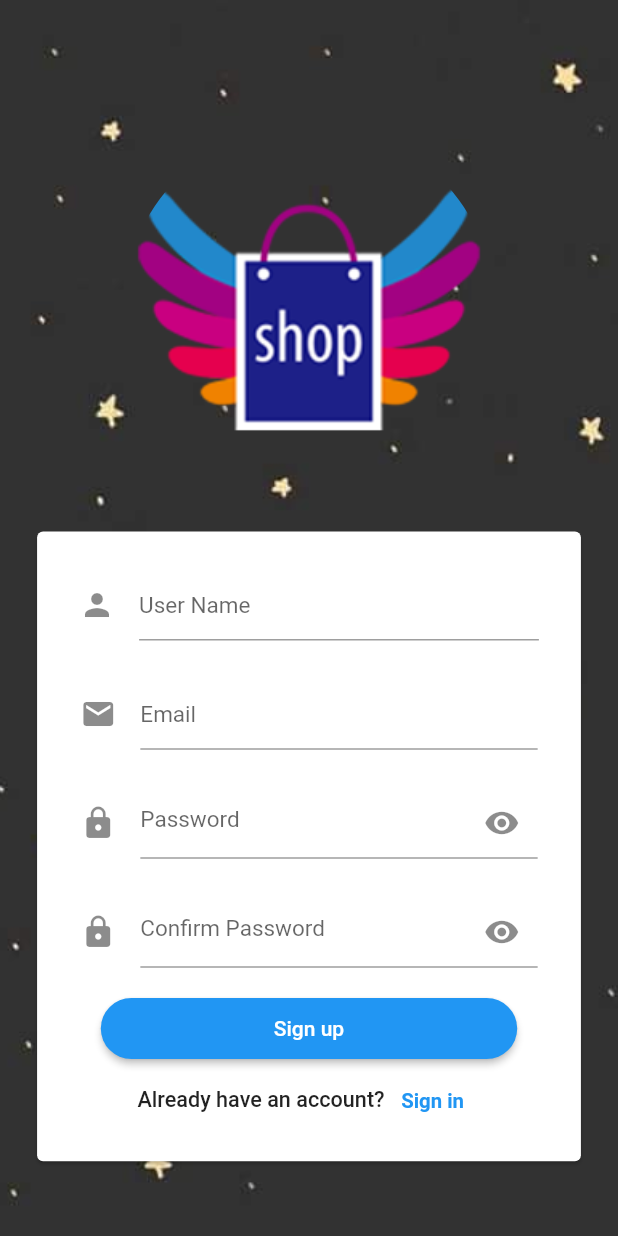
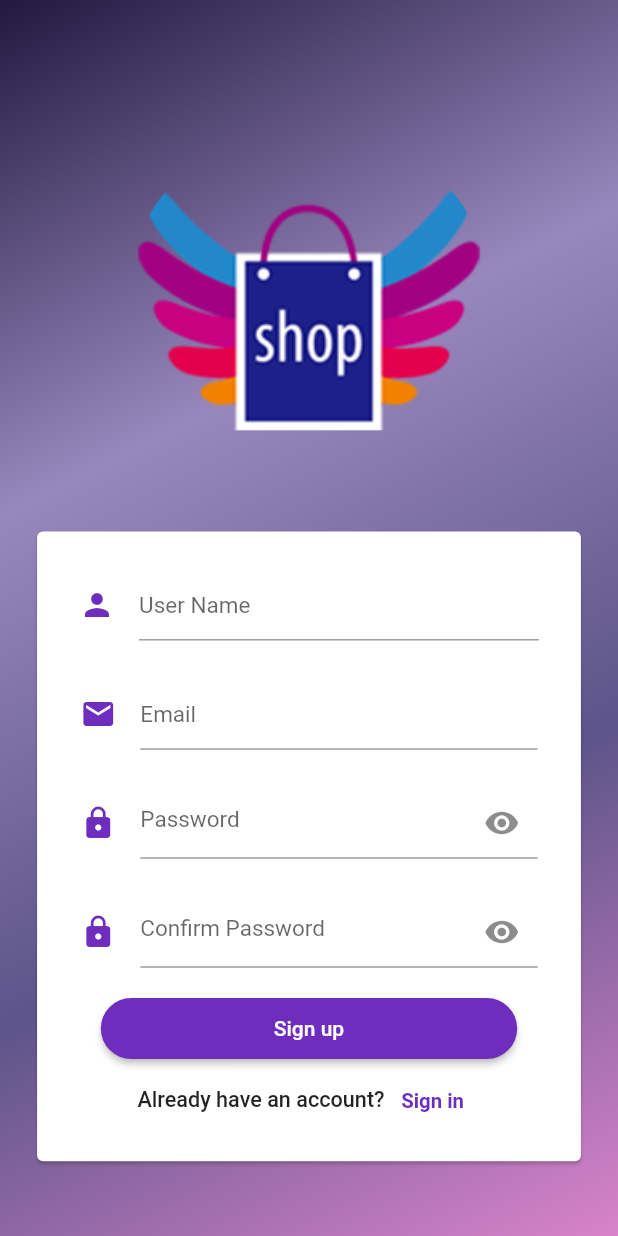
Before and after one commit to WaseemAlBizreh/product_store, a Flutter app: the screen it shows after launch, on a phone screen of 412 x 824 dp. Run offline on Flutter 3.47's test engine with Material 2 defaults, Android fonts, the phone set to English and light mode, and no system bars; our stand-ins replace fluttertoast.

Commit message:
log&reg v1.4

```diff
--- a/lib/pages/login.dart
+++ b/lib/pages/login.dart
@@ -13,6 +13,7 @@ class Login extends StatelessWidget {
   var color4 = const Color(0xFFb897c1);
   var color5 = const Color(0xFFd983ca);
   var color6 = const Color(0xFF6f2dbd);
+
   final log = GlobalKey<FormState>();
   @override
   Widget build(BuildContext context) {
--- a/lib/pages/register.dart
+++ b/lib/pages/register.dart
@@ -9,7 +9,12 @@ import 'login.dart';
 
 class Register extends StatelessWidget {
   final reg = GlobalKey<FormState>();
-
+  var color1 = const Color(0xFF211940);
+  var color2 = const Color(0xFF5c548a);
+  var color3 = const Color(0xFF9887bc);
+  var color4 = const Color(0xFFb897c1);
+  var color5 = const Color(0xFFd983ca);
+  var color6 = const Color(0xFF6f2dbd);
   @override
   Widget build(BuildContext context) {
     return ChangeNotifierProvider(
@@ -20,10 +25,11 @@ class Register extends StatelessWidget {
             return Scaffold(
               body: Container(
                 height: double.infinity,
-                decoration: const BoxDecoration(
-                  image: DecorationImage(
-                    image: AssetImage("assets/image/bg.jpg"),
-                    fit: BoxFit.cover,
+                decoration: BoxDecoration(
+                  gradient: LinearGradient(
+                      begin: Alignment.topLeft,
+                      end: Alignment.bottomRight,
+                      colors: [color1,color3, color2,color5]
                   ),
                 ),
                 child: SingleChildScrollView(
@@ -67,10 +73,10 @@ class Register extends StatelessWidget {
                                         cursorColor: Colors.pinkAccent,
                                         keyboardType: TextInputType.text,
                                         textInputAction: TextInputAction.next,
-                                        decoration: const InputDecoration(
+                                        decoration: InputDecoration(
                                             hintText: "User Name",
-                                            hintStyle: TextStyle(fontSize: 15),
-                                            icon: Icon(Icons.person)),
+                                            hintStyle: const TextStyle(fontSize: 15),
+                                            icon: Icon(Icons.person, color: color6,)),
                                       ),
                                     ),
                                     Container(
@@ -86,10 +92,10 @@ class Register extends StatelessWidget {
                                         cursorColor: Colors.pinkAccent,
                                         keyboardType: TextInputType.emailAddress,
                                         textInputAction: TextInputAction.next,
-                                        decoration: const InputDecoration(
+                                        decoration: InputDecoration(
                                             hintText: "Email",
-                                            hintStyle: TextStyle(fontSize: 15),
-                                            icon: Icon(Icons.email)),
+                                            hintStyle: const TextStyle(fontSize: 15),
+                                            icon: Icon(Icons.email , color: color6,)),
                                         validator: (value) {
                                           if (value!.isEmpty ||
                                               !value.contains('@')) {
@@ -122,7 +128,7 @@ class Register extends StatelessWidget {
                                         decoration: InputDecoration(
                                             hintText: "Password",
                                             hintStyle: TextStyle(fontSize: 15),
-                                            icon: Icon(Icons.lock),
+                                            icon: Icon(Icons.lock , color: color6,),
                                             suffixIcon: IconButton(
                                               icon: Icon(val.passvisible
                                                   ? Icons.visibility
@@ -158,7 +164,7 @@ class Register extends StatelessWidget {
                                         decoration: InputDecoration(
                                             hintText: "Confirm Password",
                                             hintStyle: TextStyle(fontSize: 15),
-                                            icon: Icon(Icons.lock),
+                                            icon: Icon(Icons.lock , color: color6,),
                                             suffixIcon: IconButton(
                                               icon: Icon(val.passvisibleC
                                                   ? Icons.visibility
@@ -182,6 +188,7 @@ class Register extends StatelessWidget {
                                               BorderRadius.circular(35),
                                             ),
                                           ),
+                                          backgroundColor:MaterialStateProperty.all(color6),
                                         ),
                                         onPressed: () {
                                           if (reg.currentState!.validate()) {
@@ -234,6 +241,7 @@ class Register extends StatelessWidget {
                                             child: Text(
                                               "Sign in",
                                               style: TextStyle(
+                                                color: color6,
                                                 fontWeight: FontWeight.bold,
                                                 fontSize:
                                                 constraints.minWidth * 0.033,
```
